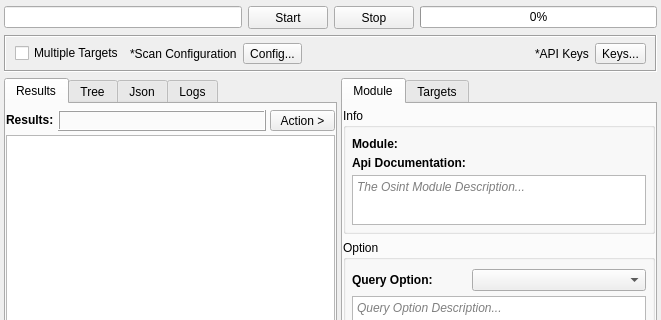
Above: sub3suite/src/tools/raw/RawTool.ui from 3nock/OTE before the change; both pictures show x 0 to 661 and y 0 to 320 of the 661 by 619 pixel window. Below: the same form after it.
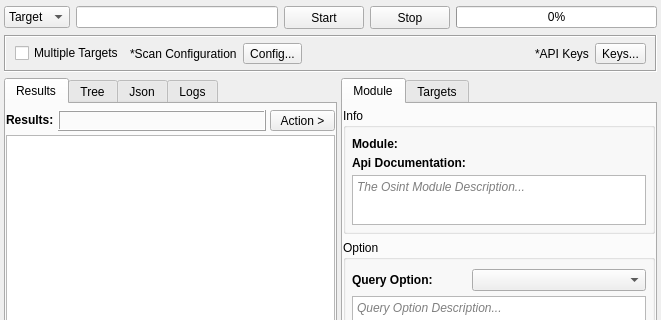
That is the form after the change. Custom widgets are drawn as their Qt base class.

```diff
--- a/sub3suite/src/tools/raw/RawTool.ui
+++ b/sub3suite/src/tools/raw/RawTool.ui
@@ -28,6 +28,15 @@
    </property>
    <item>
     <layout class="QHBoxLayout" name="horizontalLayout">
+     <item>
+      <widget class="QComboBox" name="comboBox">
+       <item>
+        <property name="text">
+         <string>Target</string>
+        </property>
+       </item>
+      </widget>
+     </item>
      <item>
       <widget class="QLineEdit" name="lineEditTarget"/>
      </item>
```
